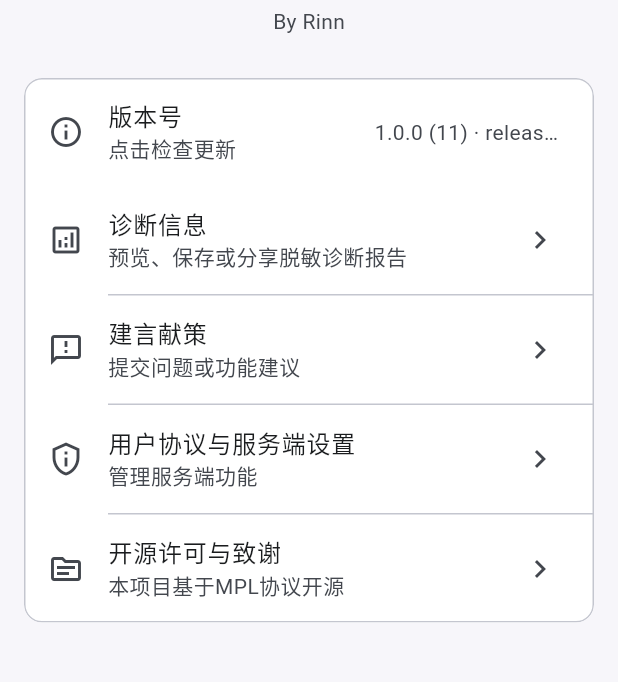
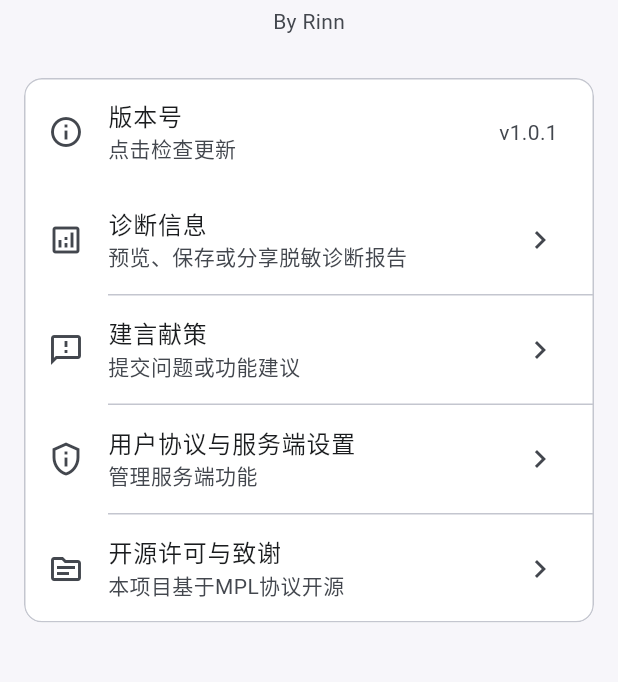
Before and after one commit to RinnMoe/my_chu, a Flutter app: the ProfilePage screen opened directly with empty values, after a tap on "关于", on a phone screen of 412 x 824 dp, the part 348-1030 px from its top. Run offline on Flutter 3.47's test engine with Material 3 defaults, Android fonts, the phone set to English and light mode, and no system bars; drawn by our look-alikes of dynamic_color; our stand-ins replace dio, flutter_blue_plus, flutter_local_notifications, flutter_native_splash, geolocator, package_info_plus and 3 more; missing offline and left inert: aptabase_flutter, file_selector, file_selector_platform_interface, flutter_inappwebview, flutter_inappwebview_platform_interface, flutter_onnxruntime and 7 more; accounts and stored records are empty; network calls fail; statements that could not run were skipped.

Commit message:
prerelease v1.0.1

```diff
--- a/lib/pages/about_page.dart
+++ b/lib/pages/about_page.dart
@@ -3,7 +3,6 @@ import 'package:package_info_plus/package_info_plus.dart';
 
 import '../capabilities/dev_visibility.dart';
 import '../services/app_remote_services_service.dart';
-import '../services/build_info.dart';
 import 'fenfa_dialogs.dart';
 import 'fenfa_feedback_page.dart';
 import 'diagnostic_report_page.dart';
@@ -48,11 +47,8 @@ class _AboutPageState extends State<AboutPage> {
   Future<void> _loadVersion() async {
     final info = await PackageInfo.fromPlatform();
     if (!mounted) return;
-    final buildNumber = info.buildNumber;
     setState(() {
-      _versionLabel =
-          '${buildNumber.isNotEmpty && buildNumber != '0' ? '${info.version} ($buildNumber)' : info.version}'
-          ' · ${BuildInfo.current.displayIdentity}';
+      _versionLabel = 'v${info.version}';
     });
   }
 
--- a/lib/pages/fenfa_dialogs.dart
+++ b/lib/pages/fenfa_dialogs.dart
@@ -131,7 +131,7 @@ class _FenfaUpdateDialogState extends State<FenfaUpdateDialog> {
             crossAxisAlignment: CrossAxisAlignment.start,
             children: [
               Text(
-                'v${widget.release.version}（build ${widget.release.build}）',
+                'v${widget.release.version}',
                 style: theme.textTheme.titleMedium?.copyWith(
                   fontWeight: FontWeight.w700,
                 ),
--- a/lib/pages/profile_page.dart
+++ b/lib/pages/profile_page.dart
@@ -164,13 +164,8 @@ class _ProfilePageState extends State<ProfilePage> {
   Future<void> _loadVersion() async {
     try {
       final info = await PackageInfo.fromPlatform();
-      final buildNumber = info.buildNumber;
-      final version =
-          buildNumber.isNotEmpty && buildNumber != '0'
-              ? '${info.version} ($buildNumber)'
-              : info.version;
       if (!mounted) return;
-      setState(() => _versionLabel = version);
+      setState(() => _versionLabel = 'v${info.version}');
     } catch (_) {
       // Version display is optional; AboutPage still loads it independently.
     }
@@ -365,7 +360,7 @@ class _ProfilePageState extends State<ProfilePage> {
                     icon: Icons.info_outline,
                     title: '关于',
                     trailingValue:
-                        _versionLabel.isEmpty ? null : 'v$_versionLabel',
+                        _versionLabel.isEmpty ? null : _versionLabel,
                     onTap: () => _push(const AboutPage()),
                   ),
                 ],
--- a/pubspec.yaml
+++ b/pubspec.yaml
@@ -1,7 +1,7 @@
 name: mychu
 description: 长安大学第三方校园助手
 publish_to: 'none'
-version: 1.0.0+11
+version: 1.0.1+12
 
 environment:
   sdk: ^3.7.0
```
Also changed, not shown: 4 other files.
